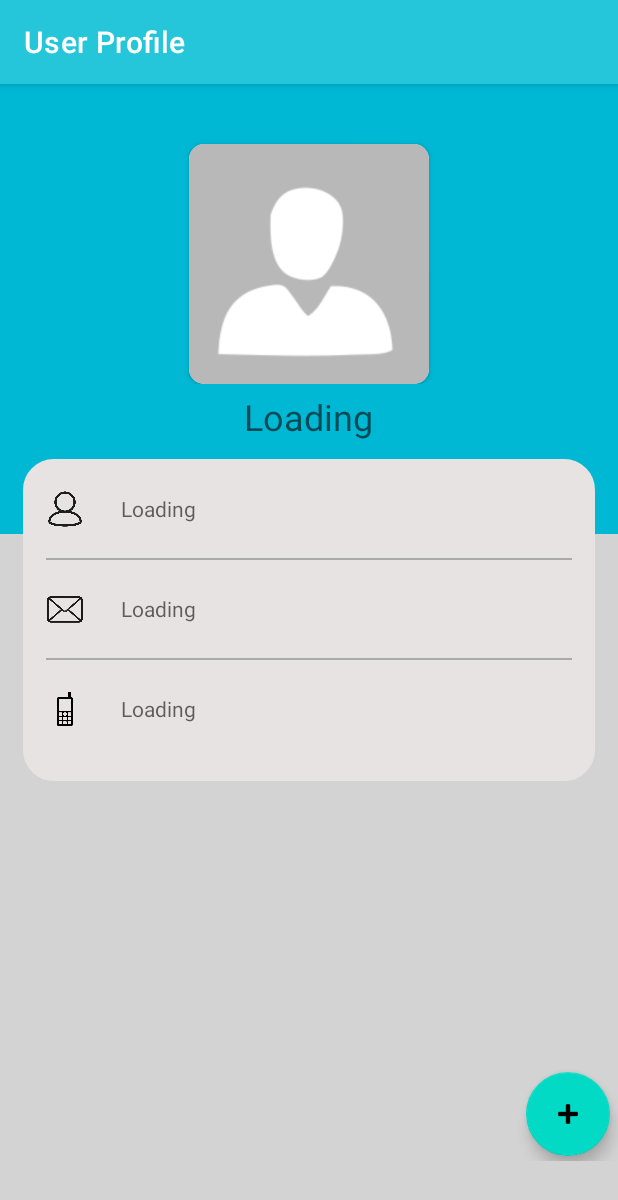
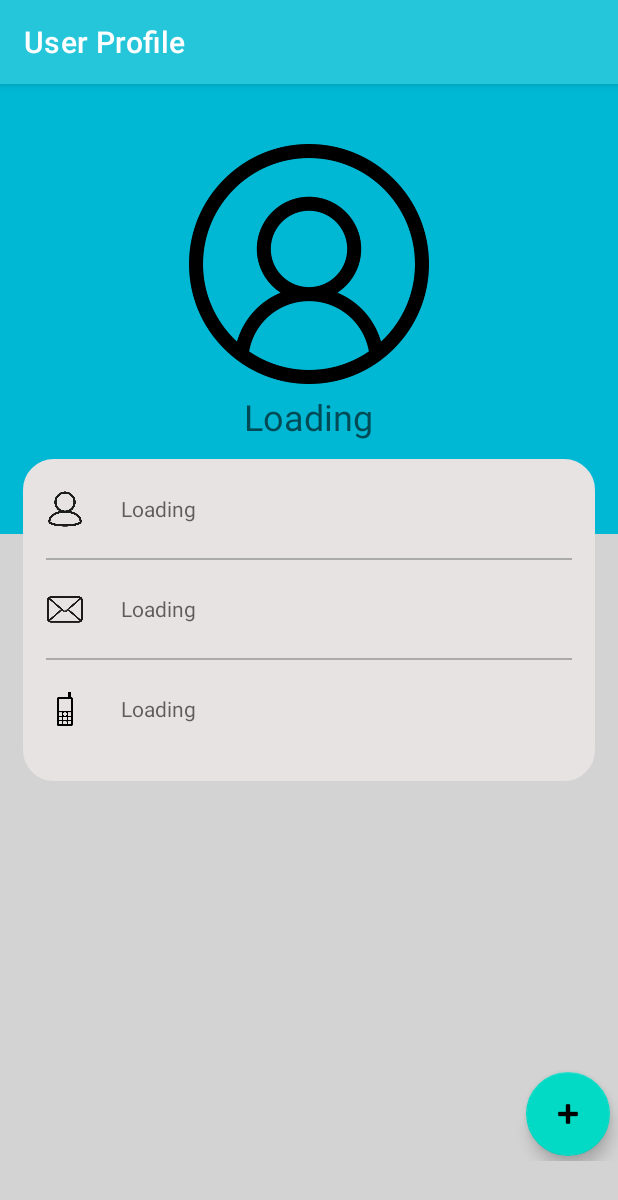
Before and after one commit to xristos-avgerinos/SmartAlert, an Android app: the screen it shows after launch once a user with an empty profile is signed in (MainActivity), on a phone screen of 412 x 824 dp. Shown: the top 1200 px of the screen. Run offline under Robolectric (Android 15) with nearby library versions, the phone set to English and light mode, and no system bars; our stand-ins replace Firebase (no records; nobody signed in at launch, a user with empty details on screens opened directly).

Commit message:
user profile

```diff
--- a/app/src/main/res/drawable/border.xml
+++ b/app/src/main/res/drawable/border.xml
@@ -2,5 +2,5 @@
 <shape xmlns:android="http://schemas.android.com/apk/res/android" android:shape="rectangle">
     <corners android:radius="20dp"/>
     <padding android:left="10dp" android:right="10dp" android:top="10dp" android:bottom="10dp"/>
-    <stroke android:width="1dp" android:color="#CCCCCC"/>
+    <stroke android:width="1dp" android:color="@color/white"/>
 </shape>
--- a/app/src/main/res/layout/activity_main.xml
+++ b/app/src/main/res/layout/activity_main.xml
@@ -36,7 +36,8 @@
                         android:layout_height="wrap_content"
                         android:layout_centerHorizontal="true"
                         android:layout_marginTop="40dp"
-                        android:elevation="5dp"
+                        android:outlineProvider="none"
+                        app:cardBackgroundColor="@color/actionbarOpacity"
                         app:cardCornerRadius="10dp">
 
                         <ImageView
```
Also changed, not shown: app/src/main/res/drawable-v24/no_profile_pic.png.
